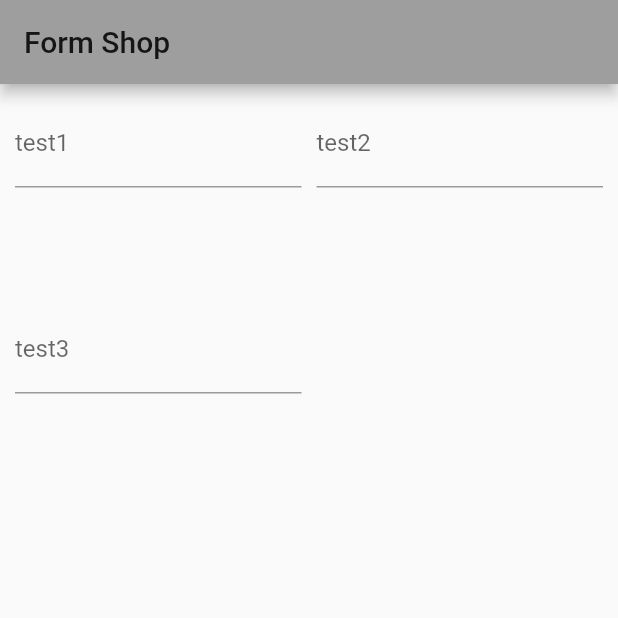
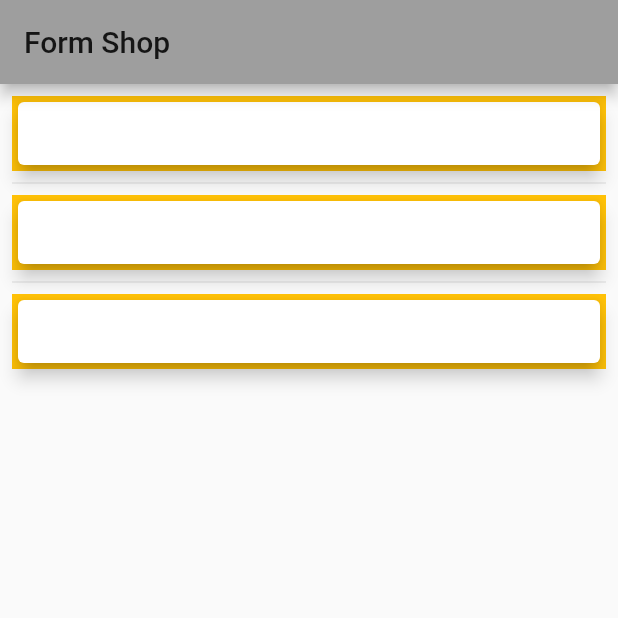
Before and after one commit to christhirst/front, a Flutter app: the screen it shows after launch, on a phone screen of 412 x 824 dp, the top half of it. Run offline on Flutter 3.47's test engine with Material 2 defaults, Android fonts, the phone set to English and light mode, and no system bars.

Commit message:
second stage

```diff
--- a/lib/main.dart
+++ b/lib/main.dart
@@ -1,6 +1,7 @@
 import 'package:flutter/material.dart';
-
+import './screens/demand_overview_screen.dart';
 import './screens/form_overview_screen.dart';
+import './screens/demand_details_screen.dart';
 
 void main() {
   runApp(MyApp());
@@ -19,10 +20,12 @@ class MyAppState extends State<MyApp> {
   Widget build(BuildContext context) {
     return MaterialApp(
       title: 'MyForms',
-      theme: ThemeData(
-        primarySwatch: Colors.grey,
-      ),
-      home: FormOverviewScreen(),
+      theme:
+          ThemeData(primarySwatch: Colors.grey, accentColor: Colors.deepOrange),
+      home: DemandOverviewScreen(),
+      routes: {
+        DemandDetailScreen.routeName: (ctx) => DemandDetailScreen(),
+      },
     );
   }
 }
--- /dev/null
+++ b/lib/screens/demand_details_screen.dart
@@ -0,0 +1,13 @@
+import 'package:flutter/material.dart';
+
+class DemandDetailScreen extends StatelessWidget {
+  static const routeName = '/product-detail';
+
+  @override
+  Widget build(BuildContext context) {
+    final demandId = ModalRoute.of(context).settings.arguments as String;
+    return Scaffold(
+      appBar: AppBar(title: Text("")),
+    );
+  }
+}
--- /dev/null
+++ b/lib/screens/demand_overview_screen.dart
@@ -0,0 +1,34 @@
+import 'package:flutter/material.dart';
+import '../models/DemandForm.dart';
+import '../widgets/demand_item.dart';
+
+class DemandOverviewScreen extends StatelessWidget {
+  final List<DemandForm> loadedProducts = [
+    DemandForm(id: "1", title: "Eins", description: "test1"),
+    DemandForm(id: "2", title: "Zwei", description: "test2"),
+    DemandForm(id: "3", title: "Drei", description: "test3")
+  ];
+
+  @override
+  Widget build(BuildContext context) {
+    return Scaffold(
+        appBar: AppBar(title: Text('Form Shop')),
+        body: ListView.separated(
+          padding: const EdgeInsets.all(8),
+          itemCount: loadedProducts.length,
+          itemBuilder: (BuildContext context, int index) {
+            return Container(
+              height: 50,
+              color: Colors.amber,
+              child: Center(
+                  child: DemandItem(
+                      loadedProducts[index].id,
+                      loadedProducts[index].title,
+                      loadedProducts[index].description)),
+            );
+          },
+          separatorBuilder: (BuildContext context, int index) =>
+              const Divider(),
+        ));
+  }
+}
--- /dev/null
+++ b/lib/widgets/demand_item.dart
@@ -0,0 +1,59 @@
+import 'package:flutter/material.dart';
+import 'package:front/models/DemandForm.dart';
+import 'package:front/screens/demand_overview_screen.dart';
+import '../widgets/demand_item.dart';
+import '../screens/demand_details_screen.dart';
+
+class DemandItem extends StatelessWidget {
+  final String id;
+  final String title;
+  final String description;
+  DemandItem(this.id, this.title, this.description);
+
+  @override
+  Widget build(BuildContext context) {
+    return Card(
+        elevation: 5,
+        child: new InkWell(
+          onTap: () {
+            Navigator.of(context)
+                .pushNamed(DemandDetailScreen.routeName, arguments: id);
+          },
+          child: Padding(
+            padding: EdgeInsets.all(7),
+            child: Stack(children: <Widget>[
+              Align(
+                alignment: Alignment.centerRight,
+                child: Stack(
+                  children: <Widget>[
+                    Padding(
+                        padding: const EdgeInsets.only(left: 10, top: 5),
+                        child: Column(
+                          children: <Widget>[
+                            Row(
+                              children: <Widget>[
+                                SizedBox(
+                                  height: 10,
+                                ),
+                                Spacer(),
+                                SizedBox(
+                                  width: 10,
+                                ),
+                                SizedBox(
+                                  width: 20,
+                                )
+                              ],
+                            ),
+                            Row(
+                              children: <Widget>[],
+                            )
+                          ],
+                        ))
+                  ],
+                ),
+              )
+            ]),
+          ),
+        ));
+  }
+}
```
